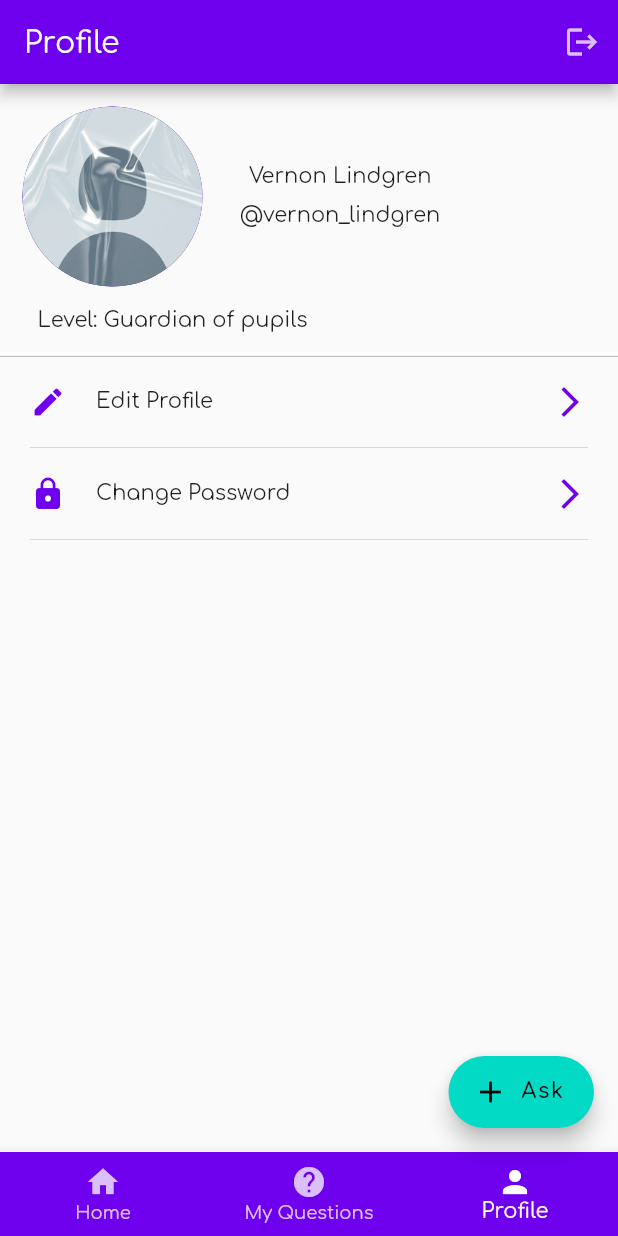
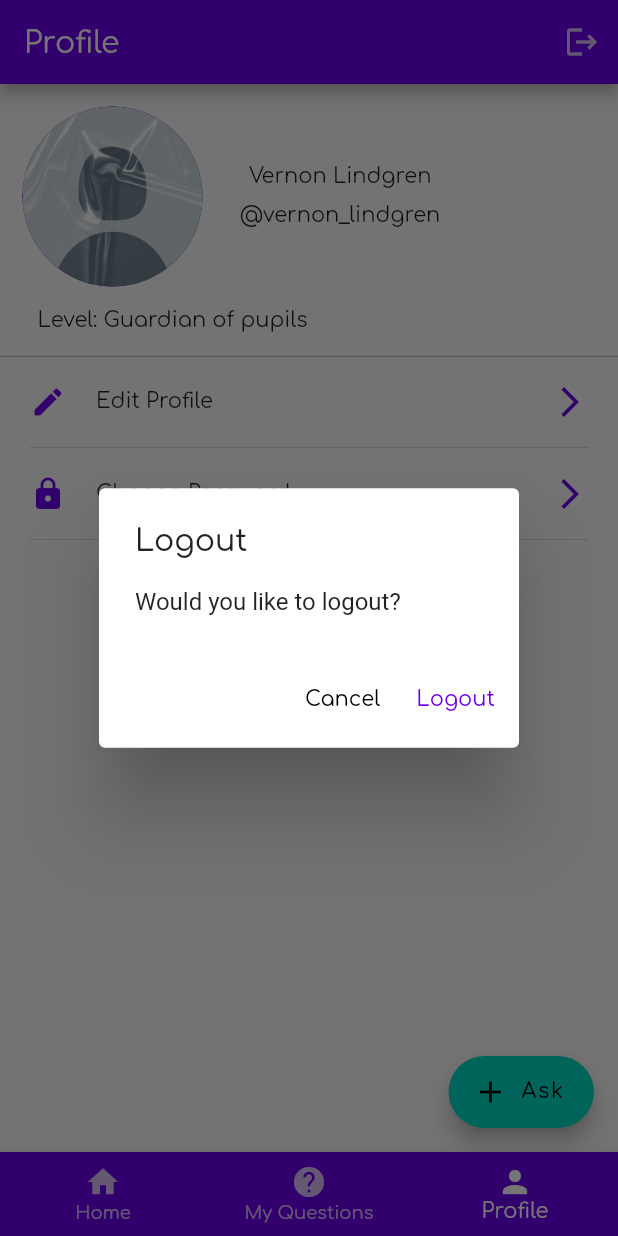
Before and after one commit to VariantAbdulaziz/Qelem, a Flutter app: the MainScreen screen opened by its route, item 3 of the bottom bar chosen, after a tap on the "logout" icon, on a phone screen of 412 x 824 dp. Run offline on Flutter 3.47's test engine with Material 2 defaults, Android fonts, the phone set to English and light mode, and no system bars; our stand-ins replace bloc, flutter_bloc, freezed_annotation, go_router, google_fonts, shared_preferences; accounts and stored records are empty; network calls fail.

Commit message:
implement logout

```diff
--- a/qelem/lib/application/auth/auth_bloc.dart
+++ b/qelem/lib/application/auth/auth_bloc.dart
@@ -21,7 +21,8 @@ class AuthBloc extends Bloc<AuthEvent, AuthState> {
         emit(AuthAuthenticated(event.user, event.token));
       }),
     );
-    on<AuthEventSignedOut>(((event, emit) async {
+    on<AuthEventSignOut>(((event, emit) async {
+      await authRepository.logout();
       emit(const AuthUnauthenticated());
     }));
   }
--- a/qelem/lib/application/auth/auth_event.dart
+++ b/qelem/lib/application/auth/auth_event.dart
@@ -6,5 +6,5 @@ part 'auth_event.freezed.dart';
 @freezed
 abstract class AuthEvent with _$AuthEvent {
   const factory AuthEvent.signedIn(User user, String token) = AuthEventSignedIn;
-  const factory AuthEvent.signedOut() = AuthEventSignedOut;
+  const factory AuthEvent.signOut() = AuthEventSignOut;
 }
--- a/qelem/lib/data/local/shared_prefs/shared_prefs_service.dart
+++ b/qelem/lib/data/local/shared_prefs/shared_prefs_service.dart
@@ -9,6 +9,11 @@ class SharedPrefsService {
   static Future<String?> getToken() async {
     SharedPreferences prefs = await SharedPreferences.getInstance();
     return prefs.getString('token');
+  }
+
+  static Future<void> removeToken() async {
+    SharedPreferences prefs = await SharedPreferences.getInstance();
+    prefs.remove('token');
   }
 
   static isFirstRun() {
--- a/qelem/lib/infrastructure/auth/auth_repository.dart
+++ b/qelem/lib/infrastructure/auth/auth_repository.dart
@@ -71,4 +71,8 @@ class AuthRepository {
   Future<String?> getAuthToken() {
     return SharedPrefsService.getToken();
   }
+
+  Future<void> logout() async {
+    SharedPrefsService.removeToken();
+  }
 }
--- a/qelem/lib/presentation/app_widget.dart
+++ b/qelem/lib/presentation/app_widget.dart
@@ -42,6 +42,14 @@ class App extends StatelessWidget {
           if ((authBloc.state as AppInitialized).token == null) {
             return Routes.signIn;
           }
+        }
+
+        // User logged out
+        if (authBloc.state is AuthUnauthenticated &&
+            state.location != Routes.boarding &&
+            state.location != Routes.signIn &&
+            state.location != Routes.register) {
+          return Routes.signIn;
         }
         return null;
       },
--- a/qelem/lib/presentation/pages/home_screen/widgets/home_app_bar.dart
+++ /dev/null
@@ -1,12 +0,0 @@
-import 'package:flutter/material.dart';
-
-AppBar homeAppBar(String _title) {
-  return AppBar(
-    title: Text(
-      _title,
-    ),
-    actions: [
-      IconButton(onPressed: () => {}, icon: const Icon(Icons.search))
-    ],
-  );
-}
--- a/qelem/lib/presentation/pages/main_screen/main_screen.dart
+++ b/qelem/lib/presentation/pages/main_screen/main_screen.dart
@@ -1,12 +1,14 @@
 import 'package:flutter/material.dart';
+import 'package:flutter_bloc/flutter_bloc.dart';
+import 'package:qelem/application/auth/auth_bloc.dart';
+import 'package:qelem/application/auth/auth_event.dart';
 import 'package:qelem/common/app_palette.dart';
 import 'package:qelem/common/constants.dart';
 import 'package:qelem/presentation/pages/home_screen/home_screen.dart';
+import 'package:qelem/presentation/pages/main_screen/widgets/logout_dialog.dart';
 import 'package:qelem/presentation/pages/question/my_questions_page/my_questions_screen.dart';
-import 'package:qelem/presentation/pages/my_profile/my_profile_overview/widgets/profile_app_bar.dart';
-import 'package:qelem/presentation/pages/home_screen/widgets/home_app_bar.dart';
-import 'package:qelem/presentation/pages/question/my_questions_page/widgets/common_app_bar.dart';
 import 'package:go_router/go_router.dart';
+import 'package:qelem/presentation/routes/routes.dart';
 
 import '../my_profile/my_profile_overview/my_profile_screen.dart';
 
@@ -21,13 +23,11 @@ class MainScreen extends StatefulWidget {
 
 class _MainScreenState extends State<MainScreen> {
   int _selectedIndex = 0;
-  String _title = Constants.home;
-  AppBar _appBar = homeAppBar(Constants.home);
 
   @override
   Widget build(BuildContext context) {
     return Scaffold(
-      appBar: _appBar,
+      appBar: _getAppBar(),
       body: IndexedStack(
         index: _selectedIndex,
         children: [homeScreen(), myQuestionsScreen(), const MyProfileScreen()],
@@ -66,27 +66,42 @@ class _MainScreenState extends State<MainScreen> {
   }
 
   void _onTap(int index) {
-    _selectedIndex = index;
-    switch (index) {
+    setState(() {
+      _selectedIndex = index;
+    });
+  }
+
+  AppBar _getAppBar() {
+    switch (_selectedIndex) {
       case 0:
         {
-          _title = Constants.home;
-          _appBar = homeAppBar(_title);
+          return AppBar(
+            title: const Text("Home"),
+            actions: [
+              IconButton(onPressed: () => {}, icon: const Icon(Icons.search))
+            ],
+          );
         }
-        break;
       case 1:
         {
-          _title = Constants.myQuestions;
-          _appBar = commonAppBar(_title);
+          return AppBar(title: const Text("My Questions"));
         }
-        break;
       case 2:
         {
-          _title = Constants.profile;
-          _appBar = profileAppBar(_title);
+          return AppBar(
+            title: const Text("Profile"),
+            actions: [
+              IconButton(
+                  onPressed: () {
+                    showDialog(
+                        context: context,
+                        builder: (context) => const LogoutDialog());
+                  },
+                  icon: const Icon(Icons.logout))
+            ],
+          );
         }
-        break;
     }
-    setState(() {});
+    throw Exception("Invalid index");
   }
 }
--- /dev/null
+++ b/qelem/lib/presentation/pages/main_screen/widgets/logout_dialog.dart
@@ -0,0 +1,36 @@
+import 'package:flutter/material.dart';
+import 'package:flutter_bloc/flutter_bloc.dart';
+import 'package:qelem/application/auth/auth_bloc.dart';
+import 'package:qelem/application/auth/auth_event.dart';
+
+class LogoutDialog extends StatelessWidget {
+  const LogoutDialog({Key? key}) : super(key: key);
+
+  @override
+  Widget build(BuildContext context) {
+    return AlertDialog(
+      title: const Text('Logout'),
+      content: SingleChildScrollView(
+        child: ListBody(
+          children: const <Widget>[
+            Text('Would you like to logout?'),
+          ],
+        ),
+      ),
+      actions: <Widget>[
+        TextButton(
+          child: const Text('Cancel', style: TextStyle(color: Colors.black)),
+          onPressed: () {
+            Navigator.of(context).pop();
+          },
+        ),
+        TextButton(
+          child: const Text('Logout'),
+          onPressed: () {
+            BlocProvider.of<AuthBloc>(context).add(const AuthEventSignOut());
+          },
+        ),
+      ],
+    );
+  }
+}
--- a/qelem/lib/presentation/pages/my_profile/my_profile_overview/widgets/profile_app_bar.dart
+++ /dev/null
@@ -1,10 +0,0 @@
-import 'package:flutter/material.dart';
-
-AppBar profileAppBar(String _title) {
-  return AppBar(
-    title: Text(
-      _title,
-    ),
-    actions: [IconButton(onPressed: () => {}, icon: const Icon(Icons.logout))],
-  );
-}
--- a/qelem/lib/presentation/pages/question/my_questions_page/widgets/common_app_bar.dart
+++ /dev/null
@@ -1,9 +0,0 @@
-import 'package:flutter/material.dart';
-
-AppBar commonAppBar(String _title) {
-  return AppBar(
-      title: Text(
-        _title,
-      )
-  );
-}
```
Also changed, not shown: qelem/lib/application/auth/auth_event.freezed.dart, qelem/lib/infrastructure/auth/login_response.dart (added).
